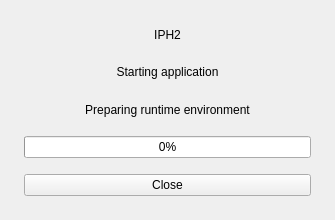
Above: Ui_design/StartupSplash.ui from Alexmidrus/Eve_Craft before the change. Below: the same form after it.
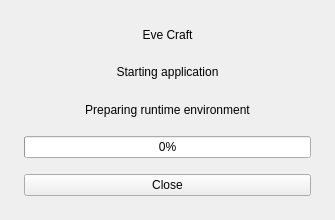
That is the form after the change.

```diff
--- a/Ui_design/StartupSplash.ui
+++ b/Ui_design/StartupSplash.ui
@@ -32,7 +32,7 @@
    <item>
     <widget class="QLabel" name="titleLabel">
      <property name="text">
-      <string>IPH2</string>
+      <string>Eve Craft</string>
      </property>
      <property name="alignment">
       <set>Qt::AlignmentFlag::AlignCenter</set>
```
Left out of the diff: 3 changed lines with no effect on the pictures.
